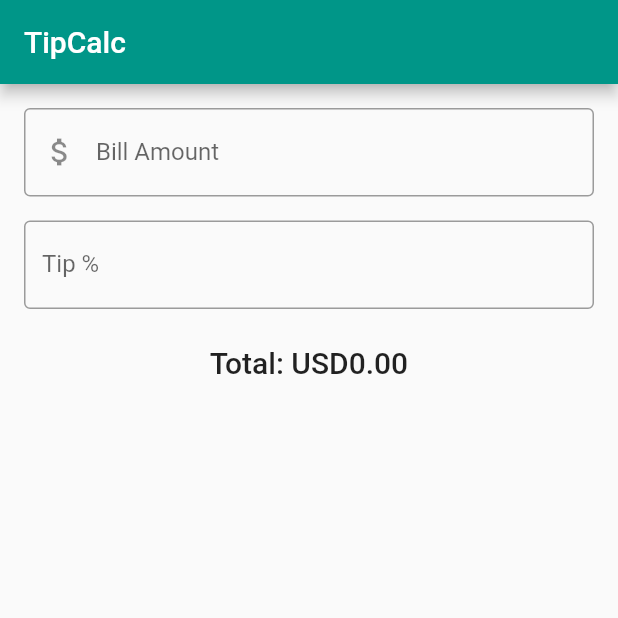
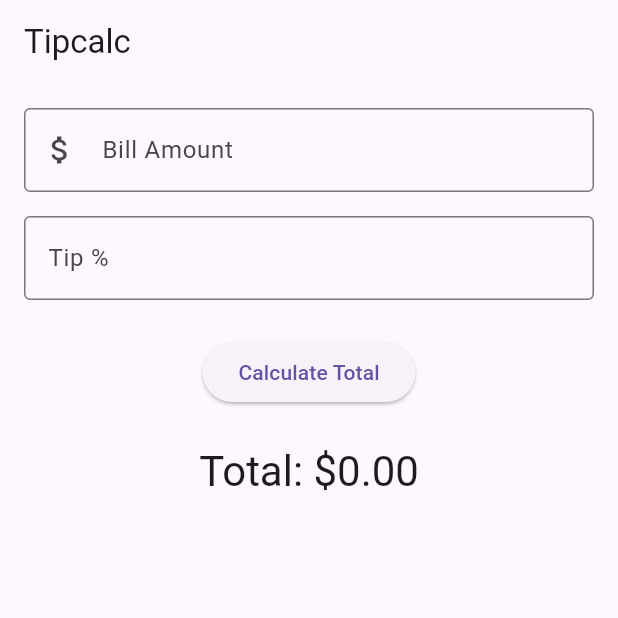
Before and after one commit to Elvis567890/Better, a Flutter app: the screen it shows after launch, on a phone screen of 412 x 824 dp, the top half of it. Run offline on Flutter 3.47's test engine with Material 3 defaults, Android fonts, the light colour scheme and no system bars.

Commit message:
boat: write tipcalc/lib/main.dart

```diff
--- a/apps/tipcalc/lib/main.dart
+++ b/apps/tipcalc/lib/main.dart
@@ -1,30 +1,22 @@
 import 'package:flutter/material.dart';
-import 'package:intl/intl.dart';
 
-void main() {
-  runApp(const TipCalcApp());
-}
+void main() => runApp(const TipCalcApp());
 
 class TipCalcApp extends StatelessWidget {
-  const TipCalcApp({Key? key}) : super(key: key);
+  const TipCalcApp({super.key});
 
   @override
   Widget build(BuildContext context) {
     return MaterialApp(
-      title: 'TipCalc',
-      theme: ThemeData(
-        // Use a classic color scheme compatible with all Flutter versions.
-        primarySwatch: Colors.teal,
-        // Ensure Material 2 styling to avoid missing TextTheme properties.
-        useMaterial3: false,
-      ),
+      title: 'Tipcalc',
+      theme: ThemeData(useMaterial3: true),
       home: const TipCalculatorScreen(),
     );
   }
 }
 
 class TipCalculatorScreen extends StatefulWidget {
-  const TipCalculatorScreen({Key? key}) : super(key: key);
+  const TipCalculatorScreen({super.key});
 
   @override
   State<TipCalculatorScreen> createState() => _TipCalculatorScreenState();
@@ -46,13 +38,6 @@ class _TipCalculatorScreenState extends State<TipCalculatorScreen> {
   }
 
   @override
-  void initState() {
-    super.initState();
-    _billController.addListener(_calculate);
-    _tipController.addListener(_calculate);
-  }
-
-  @override
   void dispose() {
     _billController.dispose();
     _tipController.dispose();
@@ -61,15 +46,11 @@ class _TipCalculatorScreenState extends State<TipCalculatorScreen> {
 
   @override
   Widget build(BuildContext context) {
-    final formatter = NumberFormat.currency(symbol: '\\$', decimalDigits: 2);
     return Scaffold(
-      appBar: AppBar(
-        title: const Text('TipCalc'),
-      ),
+      appBar: AppBar(title: const Text('Tipcalc')),
       body: Padding(
         padding: const EdgeInsets.all(16.0),
         child: Column(
-          crossAxisAlignment: CrossAxisAlignment.stretch,
           children: [
             TextField(
               controller: _billController,
@@ -91,11 +72,14 @@ class _TipCalculatorScreenState extends State<TipCalculatorScreen> {
               ),
             ),
             const SizedBox(height: 24),
+            ElevatedButton(
+              onPressed: _calculate,
+              child: const Text('Calculate Total'),
+            ),
+            const SizedBox(height: 24),
             Text(
-              'Total: ${formatter.format(_total)}',
-              // Use a TextTheme property that exists across Flutter versions.
-              style: Theme.of(context).textTheme.titleLarge,
-              textAlign: TextAlign.center,
+              'Total: \$${_total.toStringAsFixed(2)}',
+              style: Theme.of(context).textTheme.headlineMedium,
             ),
           ],
         ),
```
